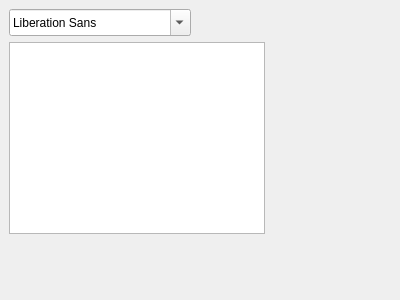
SeanTny/IP-Camera-Prj, file app_QT/QT_feiya_src/04/4-1-ts/mylayout/mywidget.ui: the form before one commit.
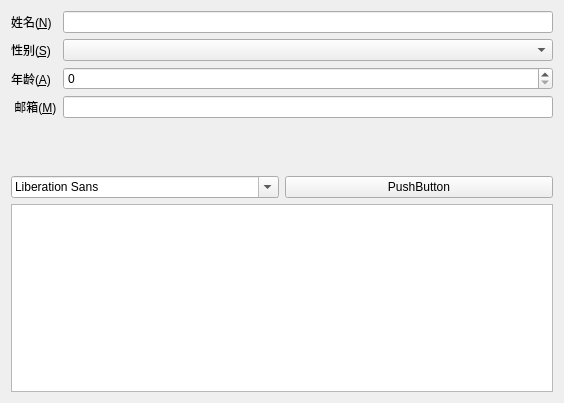
The form after the commit.

Commit message: 增加窗口管理器4-1-ts的学习文件

The edit to the form file:
```diff
--- a/app_QT/QT_feiya_src/04/4-1-ts/mylayout/mywidget.ui
+++ b/app_QT/QT_feiya_src/04/4-1-ts/mylayout/mywidget.ui
@@ -6,33 +6,107 @@
    <rect>
     <x>0</x>
     <y>0</y>
-    <width>400</width>
-    <height>300</height>
+    <width>564</width>
+    <height>403</height>
    </rect>
   </property>
   <property name="windowTitle">
    <string>MyWidget</string>
   </property>
-  <widget class="QFontComboBox" name="fontComboBox">
-   <property name="geometry">
-    <rect>
-     <x>9</x>
-     <y>9</y>
-     <width>182</width>
-     <height>27</height>
-    </rect>
-   </property>
-  </widget>
-  <widget class="QTextEdit" name="textEdit">
-   <property name="geometry">
-    <rect>
-     <x>9</x>
-     <y>42</y>
-     <width>256</width>
-     <height>192</height>
-    </rect>
-   </property>
-  </widget>
+  <layout class="QVBoxLayout" name="verticalLayout">
+   <item>
+    <layout class="QFormLayout" name="formLayout">
+     <item row="0" column="0">
+      <widget class="QLabel" name="nLabel">
+       <property name="text">
+        <string>姓名(&amp;N)</string>
+       </property>
+       <property name="buddy">
+        <cstring>nLineEdit</cstring>
+       </property>
+      </widget>
+     </item>
+     <item row="0" column="1">
+      <widget class="QLineEdit" name="nLineEdit"/>
+     </item>
+     <item row="1" column="0">
+      <widget class="QLabel" name="sLabel">
+       <property name="text">
+        <string>性别(&amp;S)</string>
+       </property>
+       <property name="buddy">
+        <cstring>sComboBox</cstring>
+       </property>
+      </widget>
+     </item>
+     <item row="1" column="1">
+      <widget class="QComboBox" name="sComboBox"/>
+     </item>
+     <item row="2" column="1">
+      <widget class="QSpinBox" name="aSpinBox"/>
+     </item>
+     <item row="3" column="0">
+      <widget class="QLabel" name="mLabel">
+       <property name="text">
+        <string> 邮箱(&amp;M)</string>
+       </property>
+       <property name="buddy">
+        <cstring>mLineEdit</cstring>
+       </property>
+      </widget>
+     </item>
+     <item row="3" column="1">
+      <widget class="QLineEdit" name="mLineEdit"/>
+     </item>
+     <item row="2" column="0">
+      <widget class="QLabel" name="aLabel">
+       <property name="text">
+        <string>年龄(&amp;A)</string>
+       </property>
+       <property name="buddy">
+        <cstring>aSpinBox</cstring>
+       </property>
+      </widget>
+     </item>
+    </layout>
+   </item>
+   <item>
+    <spacer name="verticalSpacer">
+     <property name="orientation">
+      <enum>Qt::Vertical</enum>
+     </property>
+     <property name="sizeHint" stdset="0">
+      <size>
+       <width>20</width>
+       <height>57</height>
+      </size>
+     </property>
+    </spacer>
+   </item>
+   <item>
+    <layout class="QHBoxLayout" name="horizontalLayout">
+     <item>
+      <widget class="QFontComboBox" name="fontComboBox"/>
+     </item>
+     <item>
+      <widget class="QPushButton" name="pushButton">
+       <property name="text">
+        <string>PushButton</string>
+       </property>
+      </widget>
+     </item>
+    </layout>
+   </item>
+   <item>
+    <widget class="QTextEdit" name="textEdit"/>
+   </item>
+  </layout>
+  <zorder>fontComboBox</zorder>
+  <zorder>textEdit</zorder>
+  <zorder>pushButton</zorder>
+  <zorder>formLayoutWidget</zorder>
+  <zorder>verticalSpacer</zorder>
+  <zorder>aLabel</zorder>
  </widget>
  <layoutdefault spacing="6" margin="11"/>
  <resources/>
```
The commit also changes 3 other files.
